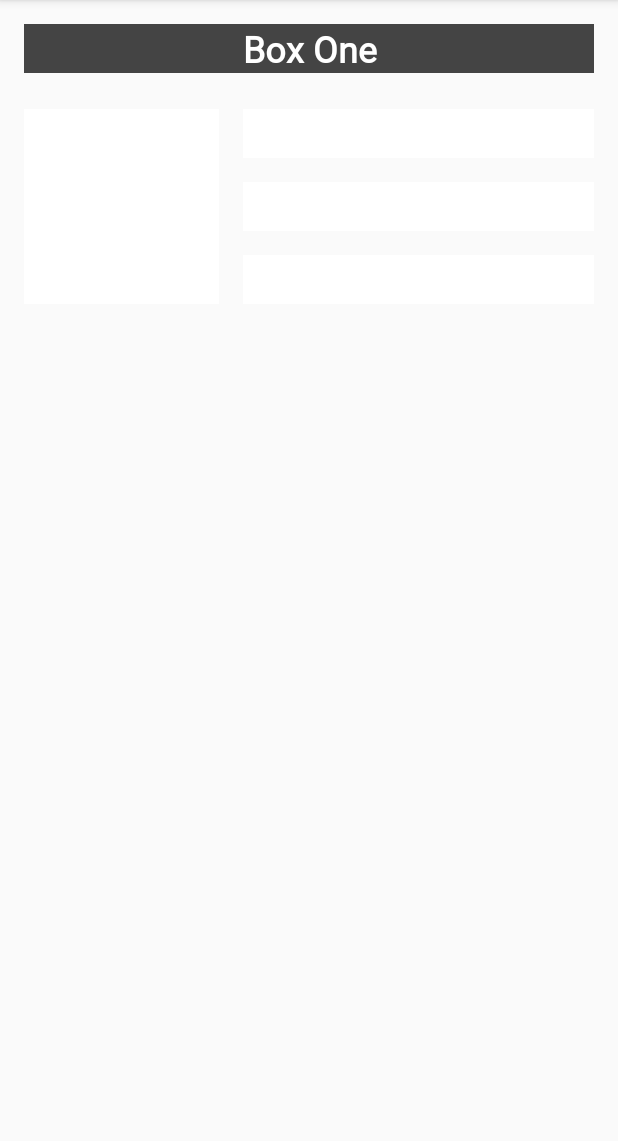
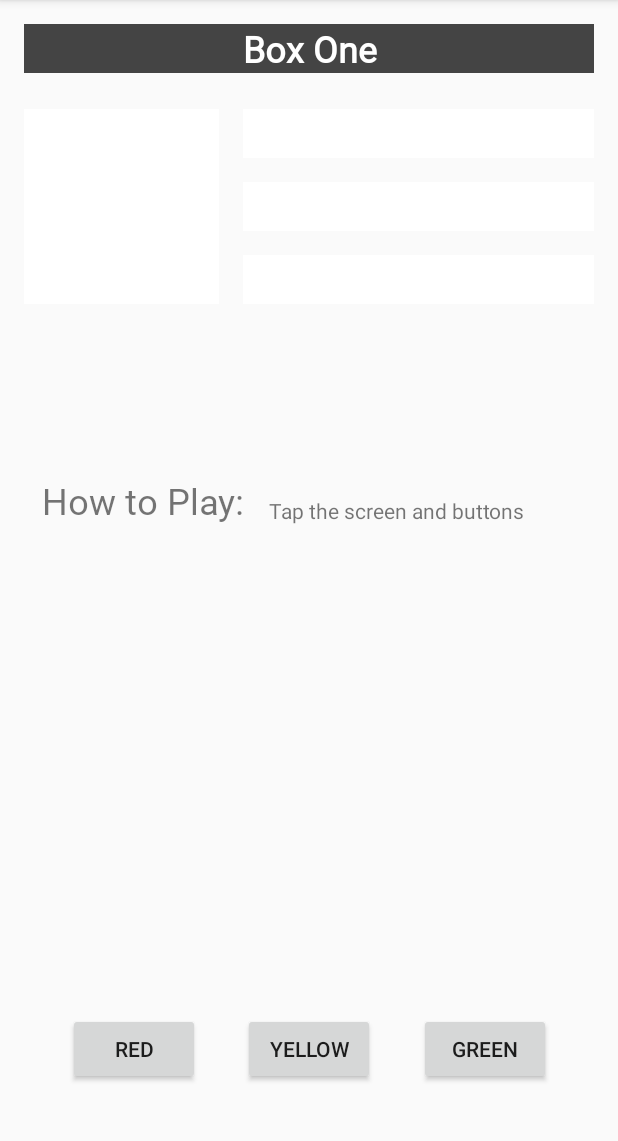
Before and after one commit to l3l3vill/ColorMyViews, an Android app: the screen it shows after launch (MainActivity), after a tap on "Box One", on a phone screen of 412 x 824 dp, the part 84-1225 px from its top. Run offline under Robolectric (Android 15) with nearby library versions, the phone set to English and light mode, and no system bars.

Commit message:
constraint layout and colors

```diff
--- a/app/src/main/java/com/example/colormyviews/MainActivity.kt
+++ b/app/src/main/java/com/example/colormyviews/MainActivity.kt
@@ -16,7 +16,7 @@ class MainActivity : AppCompatActivity() {
 
     private fun setListeners(){
         val clickeableViews : List<View> =
-            listOf(one_box_text,box_two,box_three,box_four,box_five, constrain)
+            listOf(one_box_text,box_two,box_three,box_four,box_five, constrain, red_button,yellow_button,green_button)
 
         for(item in clickeableViews){
             item.setOnClickListener {
@@ -33,6 +33,11 @@ class MainActivity : AppCompatActivity() {
             R.id.box_three-> view.setBackgroundResource(android.R.color.holo_blue_light)
             R.id.box_four-> view.setBackgroundResource(android.R.color.holo_orange_dark)
             R.id.box_five-> view.setBackgroundResource(android.R.color.holo_green_light)
+
+            R.id.red_button-> box_three.setBackgroundResource(R.color.my_red)
+            R.id.yellow_button-> box_four.setBackgroundResource(R.color.my_yellow)
+            R.id.green_button -> box_five.setBackgroundResource(R.color.my_green)
+
             else -> view.setBackgroundColor(Color.LTGRAY)
         }
     }
--- a/app/src/main/res/layout/activity_main.xml
+++ b/app/src/main/res/layout/activity_main.xml
@@ -73,4 +73,63 @@
         app:layout_constraintStart_toEndOf="@+id/box_two"
         app:layout_constraintTop_toBottomOf="@+id/box_four" />
 
+    <TextView
+        android:id="@+id/label_text"
+        android:layout_width="0dp"
+        android:layout_height="wrap_content"
+        android:layout_marginStart="28dp"
+        android:fontFamily="@font/roboto"
+        android:text="@string/how_to_play"
+        android:textSize="24sp"
+        app:layout_constraintBottom_toBottomOf="@+id/info_text"
+        app:layout_constraintStart_toStartOf="parent" />
+
+    <TextView
+        android:id="@+id/info_text"
+        android:layout_width="0dp"
+        android:layout_height="wrap_content"
+        android:layout_marginStart="16dp"
+        android:layout_marginEnd="16dp"
+        android:text="@string/tap_the_boxes_and_buttons"
+        app:layout_constraintBottom_toBottomOf="parent"
+        app:layout_constraintEnd_toEndOf="parent"
+        app:layout_constraintHorizontal_bias="0.0"
+        app:layout_constraintStart_toEndOf="@+id/label_text"
+        app:layout_constraintTop_toBottomOf="@+id/box_two"
+        app:layout_constraintVertical_bias="0.235" />
+
+    <Button
+        android:id="@+id/red_button"
+        android:layout_width="wrap_content"
+        android:layout_height="wrap_content"
+        android:layout_marginStart="16dp"
+        android:text="@string/box_red"
+        app:layout_constraintBottom_toBottomOf="@+id/yellow_button"
+        app:layout_constraintEnd_toStartOf="@+id/yellow_button"
+        app:layout_constraintHorizontal_bias="0.5"
+        app:layout_constraintStart_toStartOf="parent" />
+
+    <Button
+        android:id="@+id/green_button"
+        android:layout_width="wrap_content"
+        android:layout_height="wrap_content"
+        android:layout_marginEnd="16dp"
+        android:text="@string/box_green"
+        app:layout_constraintBottom_toBottomOf="@+id/yellow_button"
+        app:layout_constraintEnd_toEndOf="parent"
+        app:layout_constraintHorizontal_bias="0.5"
+        app:layout_constraintStart_toEndOf="@+id/yellow_button" />
+
+    <Button
+        android:id="@+id/yellow_button"
+        android:layout_width="wrap_content"
+        android:layout_height="wrap_content"
+        android:text="@string/box_yellow"
+        app:layout_constraintBottom_toBottomOf="parent"
+        app:layout_constraintEnd_toStartOf="@+id/green_button"
+        app:layout_constraintHorizontal_bias="0.5"
+        app:layout_constraintStart_toEndOf="@+id/red_button"
+        app:layout_constraintTop_toBottomOf="@+id/info_text"
+        app:layout_constraintVertical_bias="0.88" />
+
 </androidx.constraintlayout.widget.ConstraintLayout>
--- a/app/src/main/res/values/colors.xml
+++ b/app/src/main/res/values/colors.xml
@@ -3,4 +3,9 @@
     <color name="colorPrimary">#008577</color>
     <color name="colorPrimaryDark">#00574B</color>
     <color name="colorAccent">#1BD8A2</color>
+
+    //my colors
+    <color name="my_red">#D81B31</color>
+    <color name="my_green">#4CAF50</color>
+    <color name="my_yellow">#FFEB3B</color>
 </resources>
--- a/app/src/main/res/values/strings.xml
+++ b/app/src/main/res/values/strings.xml
@@ -8,4 +8,6 @@
     <string name="box_red">RED</string>
     <string name="box_yellow">YELLOW</string>
     <string name="box_green">GREEN</string>
+    <string name="how_to_play">How to Play:</string>
+    <string name="tap_the_boxes_and_buttons">Tap the screen and buttons</string>
 </resources>
```
